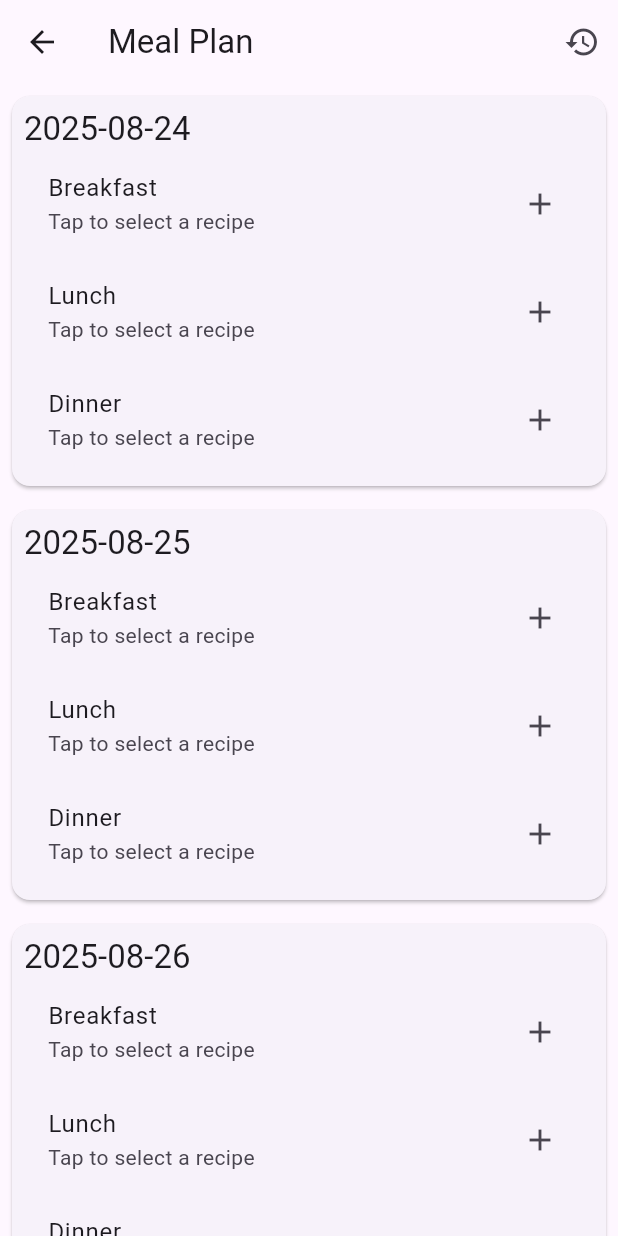
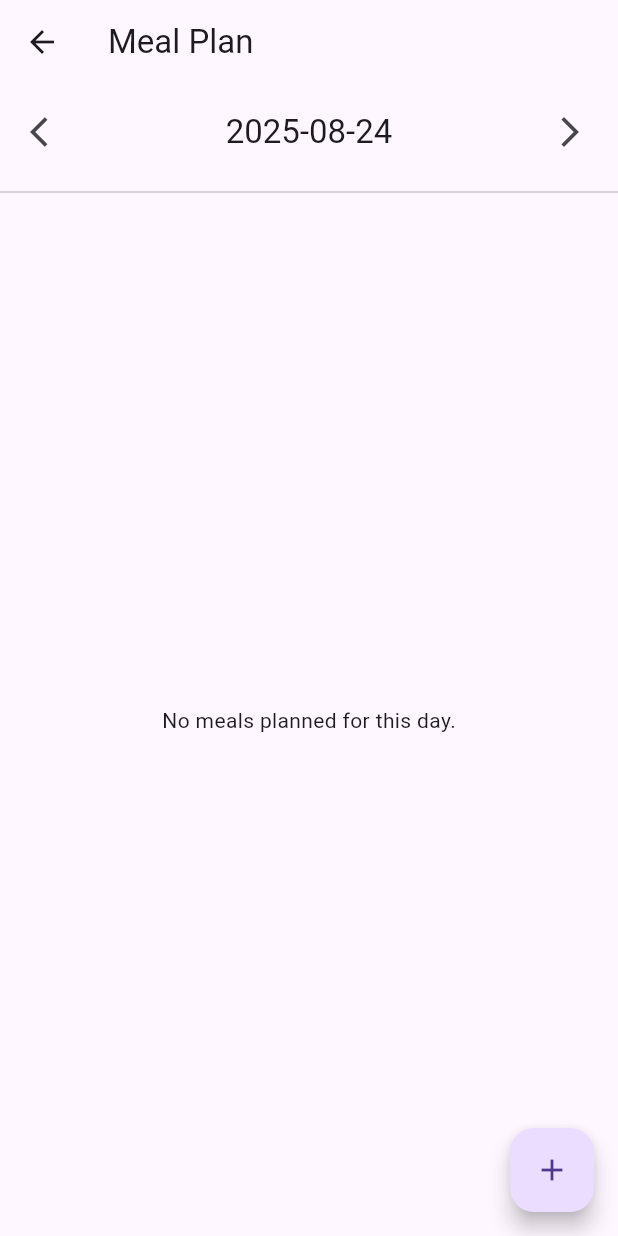
Before and after one commit to cernel-joson/recette, a Flutter app: the screen it shows after launch, after a tap on "Meal Planner", on a phone screen of 412 x 824 dp. Run offline on Flutter 3.47's test engine with Material 3 defaults, Android fonts, the phone set to English and light mode, and no system bars; our stand-ins replace file_picker, firebase_core, firebase_crashlytics, image_picker, package_info_plus, pdf and 4 more; missing offline and left inert: receive_sharing_intent; accounts and stored records are empty; statements that could not run were skipped.

Commit message:
Tweaking meal planner, fix various issues

```diff
--- a/lib/core/jobs/data/repositories/job_repository.dart
+++ b/lib/core/jobs/data/repositories/job_repository.dart
@@ -32,7 +32,7 @@ class JobRepository {
     final id = await db.insert('job_history', job.toMap());
 
     // Return a new Job object that includes the database-assigned ID.
-    return Job.fromMap({...?job.toMap(), 'id': id});
+    return Job.fromMap({...job.toMap(), 'id': id});
   }
 
   /// Updates the status of an existing job.
--- a/lib/core/presentation/screens/jobs_tray_screen.dart
+++ b/lib/core/presentation/screens/jobs_tray_screen.dart
@@ -95,7 +95,7 @@ class _JobListItem extends StatelessWidget {
         title = job.jobType.replaceAll('_', ' ').toUpperCase();
     }
 
-    return '${title}: ${(job.title ?? 'Job #${job.id}')}';
+    return '$title: ${(job.title ?? 'Job #${job.id}')}';
   }
 
   void _onTap(BuildContext context) {
--- a/lib/core/services/database_helper.dart
+++ b/lib/core/services/database_helper.dart
@@ -11,7 +11,7 @@ class DatabaseHelper {
   static Database? _database;
 
   // IMPORTANT: Increment the DB version to trigger the upgrade.
-  static const int _dbVersion = 14;
+  static const int _dbVersion = 15;
 
   Future<Database> get database async {
     if (_database != null) return _database!;
@@ -70,6 +70,10 @@ class DatabaseHelper {
     if (oldVersion < 12) await _addColumnIfNotExists(db, 'job_history', 'title', 'TEXT');
     if (oldVersion < 13) await _addColumnIfNotExists(db, 'job_history', 'error_message', 'TEXT');
     if (oldVersion < 14) await _addColumnIfNotExists(db, 'job_history', 'raw_ai_response', 'TEXT');
+    if (oldVersion < 15) {
+      await db.execute('DROP TABLE IF EXISTS meal_plan');
+      await _createMealPlanTables(db);
+    }
     debugPrint("--- _upgradeDB complete. ---");
   }
 
@@ -173,8 +177,6 @@ class DatabaseHelper {
     return maps.isNotEmpty;
   }
 
-  // --- Other methods remain largely the same ---
-
   Future<List<String>> getAllUniqueTags() async {
     final db = await instance.database;
     final List<Map<String, dynamic>> result = await db.query('tags', orderBy: 'name ASC');
@@ -263,7 +265,6 @@ class DatabaseHelper {
         )
       ''');
 
-      // --- NEW: Insert default locations ---
       var batch = db.batch();
       batch.insert('locations', {'name': 'Pantry'});
       batch.insert('locations', {'name': 'Fridge'});
@@ -284,15 +285,14 @@ class DatabaseHelper {
 
   Future<void> _createMealPlanTables(Database db) async {
     await db.execute('''
-      CREATE TABLE meal_plan (
+      CREATE TABLE meal_plan_entries (
         id INTEGER PRIMARY KEY AUTOINCREMENT,
-        date TEXT NOT NULL UNIQUE,
-        breakfast_recipe_id INTEGER,
-        lunch_recipe_id INTEGER,
-        dinner_recipe_id INTEGER,
-        FOREIGN KEY (breakfast_recipe_id) REFERENCES recipes (id) ON DELETE SET NULL,
-        FOREIGN KEY (lunch_recipe_id) REFERENCES recipes (id) ON DELETE SET NULL,
-        FOREIGN KEY (dinner_recipe_id) REFERENCES recipes (id) ON DELETE SET NULL
+        date TEXT NOT NULL,
+        meal_type TEXT NOT NULL,
+        entry_type TEXT NOT NULL,
+        recipe_id INTEGER,
+        text_entry TEXT,
+        FOREIGN KEY (recipe_id) REFERENCES recipes (id) ON DELETE SET NULL
       )
     ''');
   }
--- a/lib/features/inventory/data/services/inventory_service.dart
+++ b/lib/features/inventory/data/services/inventory_service.dart
@@ -97,7 +97,7 @@ class InventoryService {
       for (var item in items) {
         final quantity = item.quantity ?? '';
         final unit = item.unit ?? '';
-        buffer.writeln('- ${quantity} ${unit} ${item.name}'.trim());
+        buffer.writeln('- $quantity $unit ${item.name}'.trim());
       }
     });
 
--- a/lib/features/meal_plan/meal_plan.dart
+++ b/lib/features/meal_plan/meal_plan.dart
@@ -1,77 +1,120 @@
 // lib/features/meal_plan/meal_plan.dart
+import 'package:flutter/foundation.dart';
 import 'package:recette/core/services/database_helper.dart';
 
-// --- MODEL ---
-class MealPlanDay {
+// --- MODELS ---
+
+enum MealPlanEntryType { recipe, text }
+
+class MealPlanEntry {
+  final int? id;
   final String date; // YYYY-MM-DD format
-  final int? breakfastRecipeId;
-  final int? lunchRecipeId;
-  final int? dinnerRecipeId;
+  final String mealType; // e.g., 'Breakfast', 'Lunch', 'Dinner'
+  final MealPlanEntryType entryType;
+  final int? recipeId;
+  final String? textEntry;
+  String? recipeTitle; // To be populated after fetching
 
-  // These will be populated after fetching from the DB
-  String? breakfastRecipeTitle;
-  String? lunchRecipeTitle;
-  String? dinnerRecipeTitle;
-
-  MealPlanDay({
+  MealPlanEntry({
+    this.id,
     required this.date,
-    this.breakfastRecipeId,
-    this.lunchRecipeId,
-    this.dinnerRecipeId,
+    required this.mealType,
+    required this.entryType,
+    this.recipeId,
+    this.textEntry,
+    this.recipeTitle,
   });
 
-  factory MealPlanDay.fromMap(Map<String, dynamic> map) {
-    return MealPlanDay(
+  Map<String, dynamic> toMap() {
+    return {
+      'id': id,
+      'date': date,
+      'meal_type': mealType,
+      'entry_type': entryType.toString().split('.').last,
+      'recipe_id': recipeId,
+      'text_entry': textEntry,
+    };
+  }
+
+  factory MealPlanEntry.fromMap(Map<String, dynamic> map) {
+    return MealPlanEntry(
+      id: map['id'],
       date: map['date'],
-      breakfastRecipeId: map['breakfast_recipe_id'],
-      lunchRecipeId: map['lunch_recipe_id'],
-      dinnerRecipeId: map['dinner_recipe_id'],
+      mealType: map['meal_type'],
+      entryType: MealPlanEntryType.values
+          .firstWhere((e) => e.toString().split('.').last == map['entry_type']),
+      recipeId: map['recipe_id'],
+      textEntry: map['text_entry'],
     );
   }
 }
 
 // --- SERVICE ---
+
 class MealPlanService {
-  final _db = DatabaseHelper.instance;
+  final DatabaseHelper _db;
 
-  Future<void> assignRecipeToSlot(String date, String mealType, int recipeId) async {
+  // Public constructor uses the real instance
+  MealPlanService() : _db = DatabaseHelper.instance;
+
+  // Internal constructor for testing
+  @visibleForTesting
+  MealPlanService.internal(this._db);
+
+  Future<Map<String, List<MealPlanEntry>>> getMealPlanForDateRange(
+      DateTime startDate, DateTime endDate) async {
     final db = await _db.database;
-    // Check if a row for this date exists
-    final existing = await db.query('meal_plan', where: 'date = ?', whereArgs: [date]);
-    if (existing.isEmpty) {
-      await db.insert('meal_plan', {'date': date, '${mealType}_recipe_id': recipeId});
-    } else {
-      await db.update('meal_plan', {'${mealType}_recipe_id': recipeId}, where: 'date = ?', whereArgs: [date]);
+    final startDateString =
+        "${startDate.year}-${startDate.month.toString().padLeft(2, '0')}-${startDate.day.toString().padLeft(2, '0')}";
+    final endDateString =
+        "${endDate.year}-${endDate.month.toString().padLeft(2, '0')}-${endDate.day.toString().padLeft(2, '0')}";
+
+    final List<Map<String, dynamic>> maps = await db.query(
+      'meal_plan_entries',
+      where: 'date BETWEEN ? AND ?',
+      whereArgs: [startDateString, endDateString],
+      orderBy: 'id ASC',
+    );
+
+    final Map<String, List<MealPlanEntry>> mealPlan = {};
+
+    for (var map in maps) {
+      final entry = MealPlanEntry.fromMap(map);
+      if (entry.entryType == MealPlanEntryType.recipe &&
+          entry.recipeId != null) {
+        entry.recipeTitle = await _getRecipeTitle(entry.recipeId!);
+      }
+
+      if (mealPlan.containsKey(entry.date)) {
+        mealPlan[entry.date]!.add(entry);
+      } else {
+        mealPlan[entry.date] = [entry];
+      }
     }
+    return mealPlan;
   }
 
-  Future<List<MealPlanDay>> getWeekPlan(DateTime startDate) async {
+  Future<void> addMealPlanEntry(MealPlanEntry entry) async {
     final db = await _db.database;
-    List<MealPlanDay> weekPlan = [];
+    await db.insert('meal_plan_entries', entry.toMap());
+  }
 
-    for (int i = 0; i < 7; i++) {
-      final day = startDate.add(Duration(days: i));
-      final dateString = "${day.year}-${day.month.toString().padLeft(2, '0')}-${day.day.toString().padLeft(2, '0')}";
+  Future<void> updateMealPlanEntry(MealPlanEntry entry) async {
+    final db = await _db.database;
+    await db.update('meal_plan_entries', entry.toMap(),
+        where: 'id = ?', whereArgs: [entry.id]);
+  }
 
-      final result = await db.query('meal_plan', where: 'date = ?', whereArgs: [dateString]);
-      MealPlanDay mealDay;
-      if(result.isNotEmpty){
-        mealDay = MealPlanDay.fromMap(result.first);
-        // Helper to get recipe titles
-        if(mealDay.breakfastRecipeId != null) mealDay.breakfastRecipeTitle = await _getRecipeTitle(mealDay.breakfastRecipeId!);
-        if(mealDay.lunchRecipeId != null) mealDay.lunchRecipeTitle = await _getRecipeTitle(mealDay.lunchRecipeId!);
-        if(mealDay.dinnerRecipeId != null) mealDay.dinnerRecipeTitle = await _getRecipeTitle(mealDay.dinnerRecipeId!);
-      } else {
-        mealDay = MealPlanDay(date: dateString);
-      }
-      weekPlan.add(mealDay);
-    }
-    return weekPlan;
+  Future<void> deleteMealPlanEntry(int id) async {
+    final db = await _db.database;
+    await db
+        .delete('meal_plan_entries', where: 'id = ?', whereArgs: [id]);
   }
 
   Future<String?> _getRecipeTitle(int recipeId) async {
     final db = await _db.database;
-    final result = await db.query('recipes', columns: ['title'], where: 'id = ?', whereArgs: [recipeId]);
+    final result = await db.query('recipes',
+        columns: ['title'], where: 'id = ?', whereArgs: [recipeId]);
     if (result.isNotEmpty) {
       return result.first['title'] as String?;
     }
--- /dev/null
+++ b/lib/features/meal_plan/presentation/controllers/meal_plan_controller.dart
@@ -0,0 +1,40 @@
+import 'package:flutter/material.dart';
+import 'package:recette/features/meal_plan/meal_plan.dart';
+
+class MealPlanController with ChangeNotifier {
+  final MealPlanService _service = MealPlanService();
+
+  Map<String, List<MealPlanEntry>> _mealPlan = {};
+  Map<String, List<MealPlanEntry>> get mealPlan => _mealPlan;
+
+  bool _isLoading = false;
+  bool get isLoading => _isLoading;
+
+  DateTime _focusedDate = DateTime.now();
+  DateTime get focusedDate => _focusedDate;
+
+  Future<void> loadMealPlan(DateTime startDate, DateTime endDate) async {
+    _isLoading = true;
+    notifyListeners();
+    _mealPlan = await _service.getMealPlanForDateRange(startDate, endDate);
+    _isLoading = false;
+    notifyListeners();
+  }
+
+  void setFocusedDate(DateTime date) {
+    _focusedDate = date;
+    notifyListeners();
+  }
+
+  Future<void> addEntry(MealPlanEntry entry) async {
+    await _service.addMealPlanEntry(entry);
+    loadMealPlan(
+        _focusedDate.subtract(const Duration(days: 30)), _focusedDate.add(const Duration(days: 30)));
+  }
+
+  Future<void> deleteEntry(int id) async {
+    await _service.deleteMealPlanEntry(id);
+    loadMealPlan(
+        _focusedDate.subtract(const Duration(days: 30)), _focusedDate.add(const Duration(days: 30)));
+  }
+}
--- a/lib/features/meal_plan/presentation/screens/meal_plan_screen.dart
+++ b/lib/features/meal_plan/presentation/screens/meal_plan_screen.dart
@@ -1,93 +1,206 @@
-// lib/features/meal_plan/presentation/screens/meal_plan_screen.dart
 import 'package:flutter/material.dart';
+import 'package:provider/provider.dart';
+import 'package:recette/features/meal_plan/presentation/controllers/meal_plan_controller.dart';
+import 'package:recette/features/recipes/presentation/screens/recipe_library_screen.dart';
+// import 'package:table_calendar/table_calendar.dart'; // Temporarily removed for debugging
 import 'package:recette/features/meal_plan/meal_plan.dart';
-import 'package:recette/features/recipes/presentation/screens/recipe_library_screen.dart'; // To select recipes
-import 'package:recette/core/presentation/widgets/jobs_tray_icon.dart';
 
-class MealPlanScreen extends StatefulWidget {
+class MealPlanScreen extends StatelessWidget {
   const MealPlanScreen({super.key});
 
   @override
-  State<MealPlanScreen> createState() => _MealPlanScreenState();
+  Widget build(BuildContext context) {
+    return ChangeNotifierProvider(
+      create: (_) => MealPlanController(),
+      child: const _MealPlanView(),
+    );
+  }
 }
 
-class _MealPlanScreenState extends State<MealPlanScreen> {
-  final _service = MealPlanService();
-  late List<MealPlanDay> _weekPlan;
-  bool _isLoading = true;
+class _MealPlanView extends StatefulWidget {
+  const _MealPlanView();
 
+  @override
+  State<_MealPlanView> createState() => _MealPlanViewState();
+}
+
+class _MealPlanViewState extends State<_MealPlanView> {
   @override
   void initState() {
     super.initState();
-    _loadWeek();
-  }
-
-  void _loadWeek() async {
-    setState(() { _isLoading = true; });
-    final plan = await _service.getWeekPlan(DateTime.now());
-    if (mounted) {
-      setState(() {
-        _weekPlan = plan;
-        _isLoading = false;
+    WidgetsBinding.instance.addPostFrameCallback((_) {
+      final controller = Provider.of<MealPlanController>(context, listen: false);
+      // Load a week's worth of data initially
+      final today = DateTime.now();
+      controller.loadMealPlan(
+          today.subtract(const Duration(days: 3)), today.add(const Duration(days: 3)));
     });
-    }
-  }
-
-  void _selectRecipeForSlot(String date, String mealType) async {
-    // Navigate to the library to pick a recipe.
-    // The library screen will need a small modification to return a recipe ID.
-    final int? selectedRecipeId = await Navigator.push(
-      context,
-      MaterialPageRoute(builder: (context) => const RecipeLibraryScreen(isSelecting: true)),
-    );
-
-    if (selectedRecipeId != null) {
-      await _service.assignRecipeToSlot(date, mealType, selectedRecipeId);
-      _loadWeek(); // Refresh the view
-    }
   }
 
   @override
   Widget build(BuildContext context) {
+    return Consumer<MealPlanController>(
+      builder: (context, controller, child) {
         return Scaffold(
           appBar: AppBar(
             title: const Text('Meal Plan'),
-        actions: [
-          const JobsTrayIcon(), // Add the new global icon
-        ]
           ),
-      body: _isLoading
-          ? const Center(child: CircularProgressIndicator())
-          : ListView.builder(
-              itemCount: _weekPlan.length,
-              itemBuilder: (context, index) {
-                final day = _weekPlan[index];
-                return Card(
-                  margin: const EdgeInsets.all(8.0),
-                  child: Padding(
+          body: Column(
+            children: [
+              // --- Simplified Date Navigation ---
+              Padding(
                 padding: const EdgeInsets.all(8.0),
-                    child: Column(
-                      crossAxisAlignment: CrossAxisAlignment.start,
+                child: Row(
+                  mainAxisAlignment: MainAxisAlignment.spaceBetween,
                   children: [
-                        Text(day.date, style: Theme.of(context).textTheme.titleLarge),
-                        _buildMealSlot(context, 'Breakfast', day.breakfastRecipeTitle, () => _selectRecipeForSlot(day.date, 'breakfast')),
-                        _buildMealSlot(context, 'Lunch', day.lunchRecipeTitle, () => _selectRecipeForSlot(day.date, 'lunch')),
-                        _buildMealSlot(context, 'Dinner', day.dinnerRecipeTitle, () => _selectRecipeForSlot(day.date, 'dinner')),
+                    IconButton(
+                      icon: const Icon(Icons.arrow_back_ios),
+                      onPressed: () {
+                        final newDate = controller.focusedDate.subtract(const Duration(days: 1));
+                        controller.setFocusedDate(newDate);
+                      },
+                    ),
+                    Text(
+                      "${controller.focusedDate.year}-${controller.focusedDate.month.toString().padLeft(2, '0')}-${controller.focusedDate.day.toString().padLeft(2, '0')}",
+                      style: Theme.of(context).textTheme.titleLarge,
+                    ),
+                    IconButton(
+                      icon: const Icon(Icons.arrow_forward_ios),
+                      onPressed: () {
+                        final newDate = controller.focusedDate.add(const Duration(days: 1));
+                        controller.setFocusedDate(newDate);
+                      },
+                    ),
                   ],
                 ),
               ),
+              const Divider(),
+              // --- End of Simplified Navigation ---
+              Expanded(
+                child: _buildMealList(controller),
+              ),
+            ],
+          ),
+          floatingActionButton: FloatingActionButton(
+            onPressed: () => _showAddMealDialog(context, controller),
+            child: const Icon(Icons.add),
+          ),
         );
       },
-            ),
     );
   }
 
-  Widget _buildMealSlot(BuildContext context, String title, String? recipeTitle, VoidCallback onTap) {
+  Widget _buildMealList(MealPlanController controller) {
+    final dateKey =
+        "${controller.focusedDate.year}-${controller.focusedDate.month.toString().padLeft(2, '0')}-${controller.focusedDate.day.toString().padLeft(2, '0')}";
+    final entries = controller.mealPlan[dateKey] ?? [];
+
+    if (controller.isLoading) {
+      return const Center(child: CircularProgressIndicator());
+    }
+
+    if (entries.isEmpty) {
+      return const Center(child: Text('No meals planned for this day.'));
+    }
+
+    return ListView.builder(
+      itemCount: entries.length,
+      itemBuilder: (context, index) {
+        final entry = entries[index];
         return ListTile(
-      title: Text(title),
-      subtitle: Text(recipeTitle ?? 'Tap to select a recipe'),
-      trailing: const Icon(Icons.add),
-      onTap: onTap,
+          title: Text(entry.recipeTitle ?? entry.textEntry ?? 'Unknown'),
+          subtitle: Text(entry.mealType),
+          trailing: IconButton(
+            icon: const Icon(Icons.delete),
+            onPressed: () => controller.deleteEntry(entry.id!),
+          ),
+        );
+      },
+    );
+  }
+
+  void _showAddMealDialog(
+      BuildContext context, MealPlanController controller) {
+    showDialog(
+      context: context,
+      builder: (context) {
+        String mealType = 'Breakfast';
+        final textController = TextEditingController();
+
+        return AlertDialog(
+          title: const Text('Add Meal'),
+          content: Column(
+            mainAxisSize: MainAxisSize.min,
+            children: [
+              DropdownButtonFormField<String>(
+                value: mealType,
+                items: ['Breakfast', 'Lunch', 'Dinner', 'Snack']
+                    .map((e) => DropdownMenuItem(value: e, child: Text(e)))
+                    .toList(),
+                onChanged: (value) {
+                  if (value != null) {
+                    mealType = value;
+                  }
+                },
+              ),
+              const SizedBox(height: 16),
+              TextField(
+                controller: textController,
+                decoration: const InputDecoration(
+                  labelText: 'Meal Description',
+                  hintText: 'e.g., Leftover Pizza',
+                ),
+              ),
+              const SizedBox(height: 16),
+              ElevatedButton(
+                onPressed: () async {
+                  final recipeId = await Navigator.push<int>(
+                    context,
+                    MaterialPageRoute(
+                      builder: (_) =>
+                          const RecipeLibraryScreen(isSelecting: true),
+                    ),
+                  );
+                  if (recipeId != null) {
+                    final newEntry = MealPlanEntry(
+                      date:
+                          "${controller.focusedDate.year}-${controller.focusedDate.month.toString().padLeft(2, '0')}-${controller.focusedDate.day.toString().padLeft(2, '0')}",
+                      mealType: mealType,
+                      entryType: MealPlanEntryType.recipe,
+                      recipeId: recipeId,
+                    );
+                    controller.addEntry(newEntry);
+                    Navigator.of(context).pop();
+                  }
+                },
+                child: const Text('Select from Recipe Library'),
+              ),
+            ],
+          ),
+          actions: [
+            TextButton(
+              onPressed: () => Navigator.of(context).pop(),
+              child: const Text('Cancel'),
+            ),
+            TextButton(
+              onPressed: () {
+                if (textController.text.isNotEmpty) {
+                  final newEntry = MealPlanEntry(
+                    date:
+                        "${controller.focusedDate.year}-${controller.focusedDate.month.toString().padLeft(2, '0')}-${controller.focusedDate.day.toString().padLeft(2, '0')}",
+                    mealType: mealType,
+                    entryType: MealPlanEntryType.text,
+                    textEntry: textController.text,
+                  );
+                  controller.addEntry(newEntry);
+                  Navigator.of(context).pop();
+                }
+              },
+              child: const Text('Add'),
+            ),
+          ],
+        );
+      },
     );
   }
 }
--- a/lib/features/recipes/data/models/recipe_model.dart
+++ b/lib/features/recipes/data/models/recipe_model.dart
@@ -1,5 +1,4 @@
 import 'dart:convert';
-import 'package:flutter/foundation.dart';
 import 'ingredient_model.dart';
 import 'timing_info_model.dart';
 import 'package:recette/core/utils/fingerprint_helper.dart';
--- a/lib/features/recipes/data/services/recipe_analysis_service.dart
+++ b/lib/features/recipes/data/services/recipe_analysis_service.dart
@@ -2,7 +2,6 @@ import 'dart:convert';
 import 'package:flutter/foundation.dart';
 import 'package:recette/core/core.dart';
 import 'package:recette/features/recipes/recipes.dart';
-import 'package:recette/features/recipes/data/services/services.dart';
 import 'package:recette/features/dietary_profile/data/services/profile_service.dart';
 import 'package:recette/core/jobs/logic/job_manager.dart';
 
--- a/lib/features/recipes/presentation/controllers/recipe_edit_controller.dart
+++ b/lib/features/recipes/presentation/controllers/recipe_edit_controller.dart
@@ -1,6 +1,5 @@
 import 'package:flutter/material.dart';
 import 'package:recette/features/recipes/data/models/models.dart';
-import 'package:recette/features/recipes/data/services/services.dart';
 import 'package:recette/core/services/database_helper.dart';
 import 'package:recette/core/utils/utils.dart';
 import 'package:recette/core/jobs/data/repositories/job_repository.dart';
--- a/lib/features/recipes/presentation/screens/recipe_library_screen.dart
+++ b/lib/features/recipes/presentation/screens/recipe_library_screen.dart
@@ -8,7 +8,6 @@ import 'package:recette/features/recipes/presentation/controllers/controllers.da
 import 'package:recette/features/recipes/presentation/utils/dialog_utils.dart';
 import 'package:recette/features/recipes/presentation/widgets/widgets.dart';
 import 'package:recette/features/recipes/data/services/services.dart';
-import 'package:recette/core/presentation/widgets/widgets.dart';
 import 'package:recette/features/recipes/presentation/widgets/pending_job_banner.dart';
 
 // --- ADD THIS IMPORT ---
--- a/lib/features/recipes/presentation/screens/recipe_view_screen.dart
+++ b/lib/features/recipes/presentation/screens/recipe_view_screen.dart
@@ -134,8 +134,8 @@ class _RecipeViewScreenState extends State<RecipeViewScreen> {
           TextButton(onPressed: () => Navigator.of(context).pop(false), child: const Text('Cancel')),
           TextButton(
             onPressed: () => Navigator.of(context).pop(true),
+            style: TextButton.styleFrom(foregroundColor: Colors.red),
             child: const Text('Delete'),
-            style: TextButton.styleFrom(foregroundColor: Colors.red),
           ),
         ],
       ),
--- a/lib/features/recipes/presentation/utils/dialog_utils.dart
+++ b/lib/features/recipes/presentation/utils/dialog_utils.dart
@@ -227,8 +227,7 @@ class DialogUtils {
   }
 
   // Navigation logic also stays here.
-  static Future<void> _navigateToEditScreen(BuildContext context, Recipe? recipe,
-      {bool showPasteDialog = false}) async {
+  static Future<void> _navigateToEditScreen(BuildContext context, Recipe? recipe) async {
     final controller = Provider.of<RecipeLibraryController>(context, listen: false);
     final result = await Navigator.push<bool>(
       context,
--- a/lib/main.dart
+++ b/lib/main.dart
@@ -1,5 +1,4 @@
 import 'dart:ui';
-import 'dart:async';
 import 'package:flutter/material.dart';
 import 'package:provider/provider.dart'; // Import provider
 import 'package:firebase_core/firebase_core.dart'; // Import Firebase Core
--- a/pubspec.yaml
+++ b/pubspec.yaml
@@ -31,6 +31,7 @@ dependencies:
   firebase_crashlytics: ^5.0.0
   firebase_analytics: ^12.0.0
   package_info_plus: ^8.0.0
+  table_calendar: ^3.2.0
 
 dev_dependencies:
   flutter_test:
```
Also changed, not shown: lib/features/recipes/presentation/screens/recipe_edit_screen.dart (+4 -4 lines), pubspec.lock, 3 other files. Lines whose indentation alone changed are shown as unchanged.
